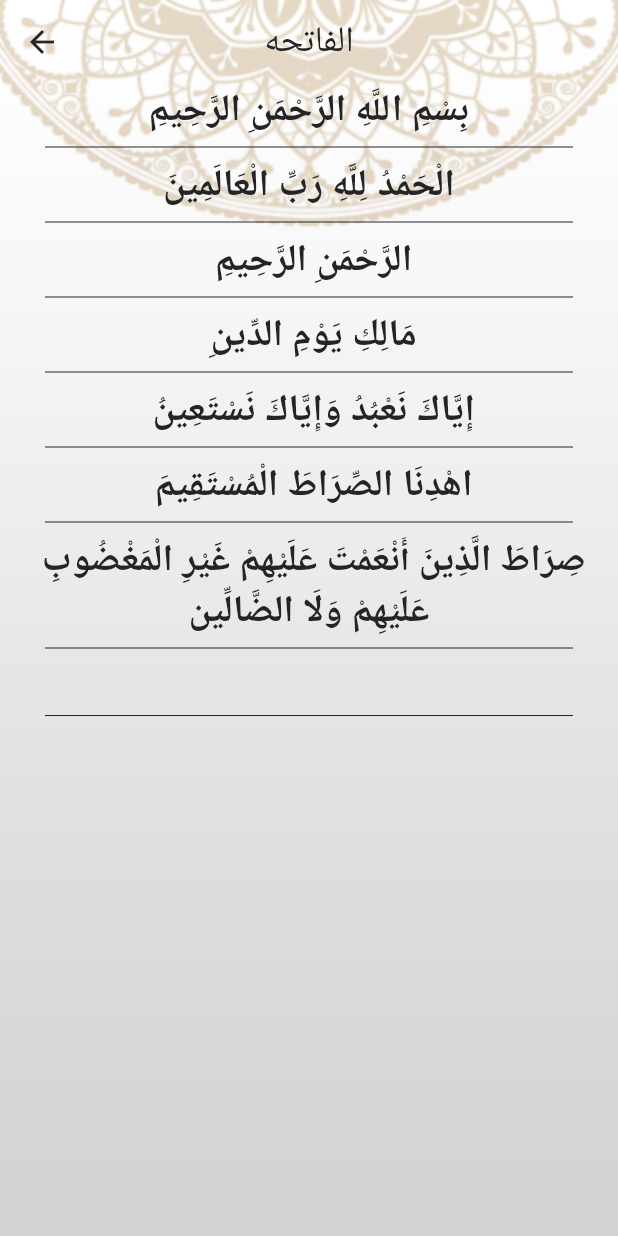
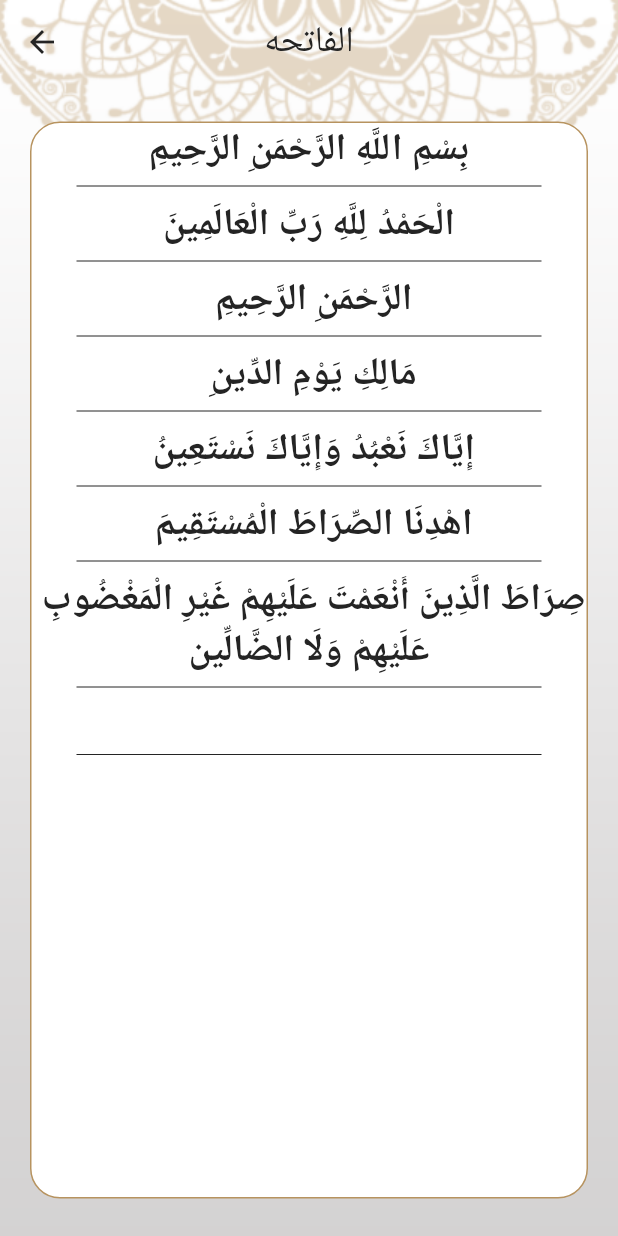
Before and after one commit to alimosaad/islamic_app, a Flutter app: the screen it shows after launch, after a tap on "الفاتحه", on a phone screen of 412 x 824 dp. Run offline on Flutter 3.47's test engine with Material 2 defaults, Android fonts, the phone set to English and light mode, and no system bars.

Commit message:
finish quran tab and details.

```diff
--- a/lib/screens/home/quran/sura__detail.dart
+++ b/lib/screens/home/quran/sura__detail.dart
@@ -35,7 +35,16 @@ class _SuraDetailState extends State<SuraDetail> {
           ),
         ),
         body:aya.length==0?Center(child: CircularProgressIndicator()):
-        ListView.separated(
+        Container(
+          decoration: BoxDecoration(
+            color: Colors.white,
+            border: Border.all(
+              color: MyThemeData.primaryColor
+            ),
+            borderRadius: BorderRadius.circular(20)
+          ),
+          margin: EdgeInsets.symmetric(horizontal: 20,vertical: 25),
+          child: ListView.separated(
             separatorBuilder: (c,index){
               return Divider(
                 color: MyThemeData.BlackColor,
@@ -47,6 +56,7 @@ class _SuraDetailState extends State<SuraDetail> {
               itemBuilder: (context, index) {
                 return AyaItem("${aya[index]}");
               }),
+        ),
       ),
     );
   }
```
Lines whose indentation alone changed are shown as unchanged.
